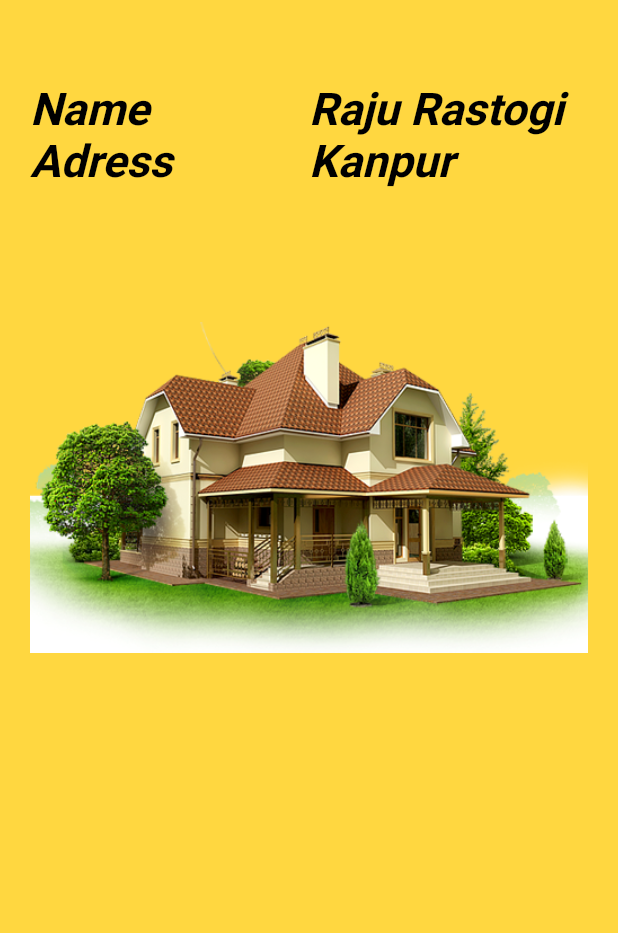
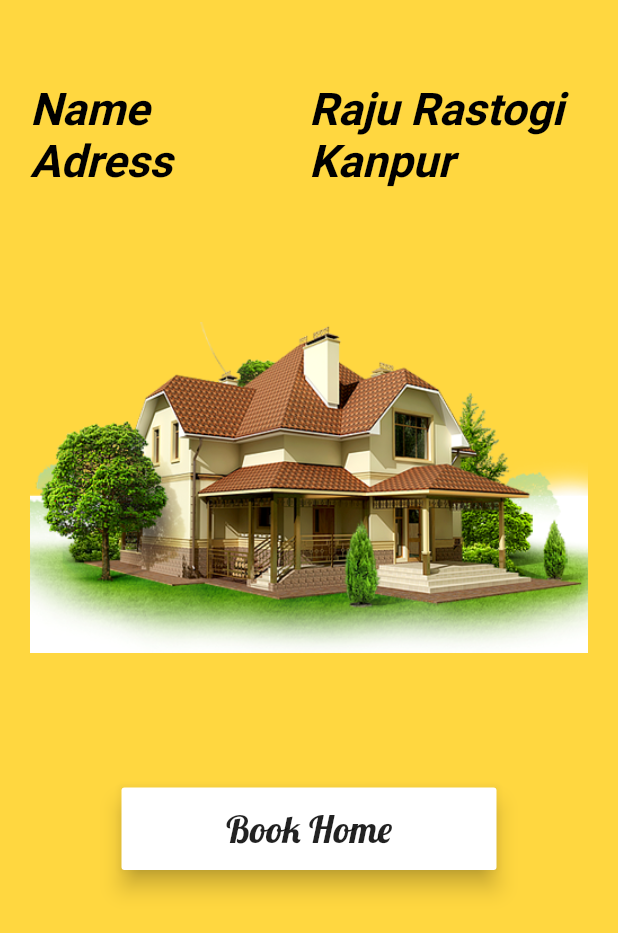
Before and after one commit to wastikansari/Flutter-Course, a Flutter app: the screen it shows after launch, on a phone screen of 412 x 824 dp. Shown: the top 933 px of the screen. Run offline on Flutter 3.47's test engine with Material 2 defaults, Android fonts, the phone set to English and light mode, and no system bars.

Commit message:
How to Use RaisedButton and AlertDialog

```diff
--- a/lib/homepage.dart
+++ b/lib/homepage.dart
@@ -5,7 +5,7 @@ class homepage extends StatelessWidget {
   Widget build(BuildContext context) {
     return Center(
       child: Container(
-        padding: EdgeInsets.only(left: 20.0,top: 55.0, right: 20.0),
+          padding: EdgeInsets.only(left: 20.0, top: 55.0, right: 20.0),
           alignment: Alignment.center,
           color: Colors.amberAccent,
           child: Column(
@@ -16,7 +16,7 @@ class homepage extends StatelessWidget {
                     child: Text(
                       "Name",
                       style: TextStyle(
-                        fontSize: 30.0,
+                          fontSize: 30.0,
                           decoration: TextDecoration.none,
                           fontFamily: 'Roboto',
                           fontWeight: FontWeight.bold,
@@ -52,7 +52,6 @@ class homepage extends StatelessWidget {
                           color: Colors.black),
                     ),
                   ),
-
                   Expanded(
                     child: Text(
                       "Kanpur",
@@ -67,8 +66,8 @@ class homepage extends StatelessWidget {
                   ),
                 ],
               ),
-              UsingImage()
-
+              UsingImage(),
+              HomeBookButton(),
             ],
           )),
     );
@@ -76,13 +75,54 @@ class homepage extends StatelessWidget {
 }
 
 class UsingImage extends StatelessWidget {
-
-
   @override
   Widget build(BuildContext context) {
     AssetImage assetImage = AssetImage('Assets/house.png');
     Image image = Image(image: assetImage);
-    return Container(child: image,width: 750,height: 400,);
-
+    return Container(
+      child: image,
+      width: 750,
+      height: 400,
+    );
   }
 }
+
+class HomeBookButton extends StatelessWidget {
+  @override
+  Widget build(BuildContext context) {
+    return Container(
+      height: 55.0,
+      width: 250,
+      child: RaisedButton(
+        elevation: 6.0,
+        color: Colors.white,
+        child: Text(
+          'Book Home',
+          style: TextStyle(
+            fontSize: 25.0,
+            fontFamily: 'Regular',
+          ),
+        ),
+        onPressed: () {
+          BookMessage(context);
+        },
+      ),
+    );
+  }
+}
+
+void BookMessage (BuildContext context){
+
+  var alertDialog = AlertDialog(
+    elevation: 5.0,
+    title: Text('Book Home Successfully'),
+    content: Text('Enjoy your New HOME'),
+  );
+
+  showDialog(
+      context: context,
+      builder: (BuildContext context){
+        return alertDialog;
+
+  });
+}
```
